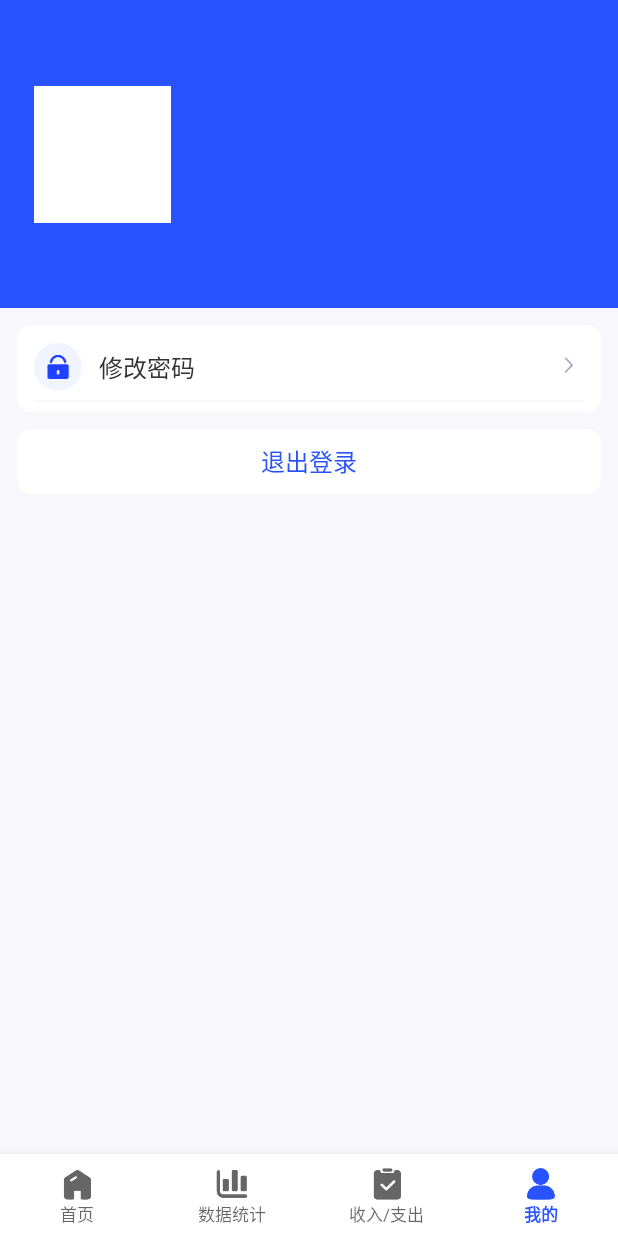
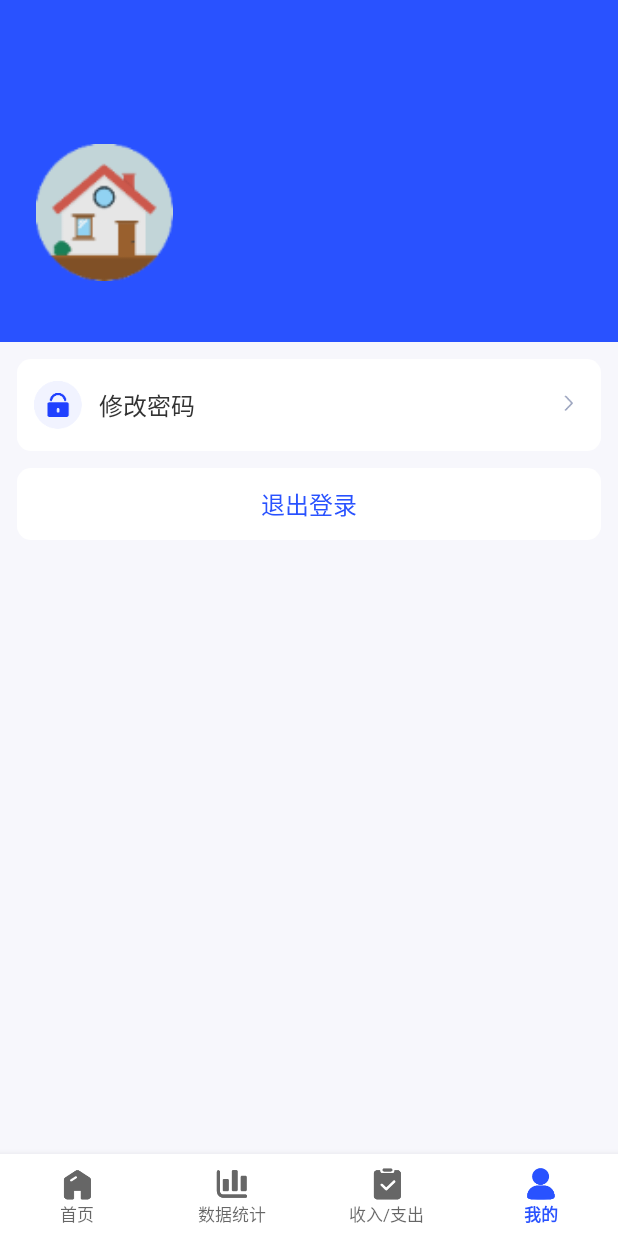
Before and after one commit to wangshyy/FFMS, an Android app: the MineFragment screen opened through its navigation route, on a phone screen of 412 x 824 dp. Run offline under Robolectric (Android 15) with nearby library versions, the phone set to English and light mode, and no system bars; our stand-ins replace Room's generated code, data binding, navigation-ui; libraries missing offline, so code that uses them is left out: com.gyf.immersionbar, com.lxj.xpopup; 4 statements that could not run were skipped.

Commit message:
我的模块开发 1、修改密码 2、退出登录

```diff
--- a/app/src/main/AndroidManifest.xml
+++ b/app/src/main/AndroidManifest.xml
@@ -28,6 +28,10 @@
             android:name=".ui.MainActivity"
             android:exported="true"
             android:screenOrientation="portrait"/>
+        <activity
+            android:name=".ui.mine.modifypassword.ModifyPasswordActivity"
+            android:exported="true"
+            android:screenOrientation="portrait"/>
     </application>
 
 </manifest>
--- a/app/src/main/java/com/wsy/ffms/core/KoinModule.kt
+++ b/app/src/main/java/com/wsy/ffms/core/KoinModule.kt
@@ -1,6 +1,8 @@
 package com.wsy.ffms.core
 
 import com.wsy.ffms.ui.login.LoginViewModel
+import com.wsy.ffms.ui.mine.MineViewModel
+import com.wsy.ffms.ui.mine.modifypassword.ModifyPasswordViewModel
 import com.wsy.ffms.ui.register.RegisterViewModel
 import org.koin.android.ext.koin.androidContext
 import org.koin.androidx.viewmodel.dsl.viewModel
@@ -15,4 +17,6 @@ import org.koin.dsl.module
 val viewModelModule = module {
     viewModel { LoginViewModel(androidContext()) }
     viewModel { RegisterViewModel(androidContext()) }
+    viewModel { MineViewModel() }
+    viewModel { ModifyPasswordViewModel() }
 }
--- a/app/src/main/java/com/wsy/ffms/ui/MainActivity.kt
+++ b/app/src/main/java/com/wsy/ffms/ui/MainActivity.kt
@@ -1,8 +1,11 @@
 package com.wsy.ffms.ui
 
+import android.app.Activity
+import android.os.Build
 import android.util.Log
 import android.view.MenuItem
 import android.view.View
+import android.view.ViewGroup
 import androidx.navigation.findNavController
 import androidx.navigation.fragment.NavHostFragment
 import androidx.navigation.fragment.findNavController
@@ -17,32 +20,49 @@ import com.wsy.ffms.databinding.AcMainBinding
 
 class MainActivity : BaseVMActivity(), View.OnClickListener {
     private val mBinding by binding<AcMainBinding>(R.layout.ac_main)
+
+    companion object {
+        //将view的高度设为状态栏高度
+        fun setStatusBarHeight(view: View, activity: Activity) {
+            if (Build.VERSION.SDK_INT >= Build.VERSION_CODES.KITKAT) {
+                // 获得状态栏高度
+                val resourceId: Int =
+                    activity.resources.getIdentifier("status_bar_height", "dimen", "android")
+                val statusBarHeight = activity.resources.getDimensionPixelSize(resourceId)
+                val layoutParams = view.layoutParams
+                layoutParams.height = statusBarHeight
+                view.layoutParams = layoutParams
+            }
+        }
+    }
+
     override fun initView() {
 
         mBinding.apply {
             onClickListener = this@MainActivity
-            btmNavMain.setOnNavigationItemSelectedListener { item ->
-                when (item.itemId) {
-                    R.id.nav_home, R.id.nav_data_statistics, R.id.nav_income_expenditure -> immersionBar {
-                        fitsSystemWindows(true)  //使用该属性,必须指定状态栏颜色
-                        statusBarColor(R.color.white)
-                        statusBarDarkFont(true)
-                    }
-                    R.id.nav_mine -> immersionBar {
-                        fitsSystemWindows(true)  //使用该属性,必须指定状态栏颜色
-                        statusBarColor(R.color.colorPrimary)
-                        statusBarDarkFont(false)
-                    }
-                }
-                true
-            }
         }
         //绑定navigation与btmNavigationView
         val navHostFragment =
             supportFragmentManager.findFragmentById(R.id.nav_host_fragment) as NavHostFragment
         NavigationUI.setupWithNavController(mBinding.btmNavMain, navHostFragment.navController)
+        navHostFragment.navController.addOnDestinationChangedListener { _, destination, _ ->
+            initStatusBar(destination.id)
+        }
 
+    }
 
+    //初始化状态栏
+    private fun initStatusBar(ids: Int) {
+        when (ids) {
+            R.id.nav_home, R.id.nav_data_statistics, R.id.nav_income_expenditure ->
+                immersionBar {
+                    statusBarDarkFont(true)
+                }
+            R.id.nav_mine ->
+                immersionBar {
+                    statusBarDarkFont(false)
+                }
+        }
     }
 
     override fun initData() {
@@ -54,4 +74,6 @@ class MainActivity : BaseVMActivity(), View.OnClickListener {
     override fun onClick(p0: View?) {
 
     }
+
+
 }
--- a/app/src/main/java/com/wsy/ffms/ui/datastatistics/DataStatisticsFragment.kt
+++ b/app/src/main/java/com/wsy/ffms/ui/datastatistics/DataStatisticsFragment.kt
@@ -3,14 +3,17 @@ package com.wsy.ffms.ui.datastatistics
 import com.wsy.ffms.R
 import com.wsy.ffms.core.base.BaseVMFragment
 import com.wsy.ffms.databinding.FgDataStatisticsBinding
+import com.wsy.ffms.ui.MainActivity
 
 /**
  *  author : wsy
  *  date   : 2023/3/2
  *  desc   : 数据分析模块
  */
-class DataStatisticsFragment: BaseVMFragment<FgDataStatisticsBinding>(R.layout.fg_data_statistics) {
+class DataStatisticsFragment :
+    BaseVMFragment<FgDataStatisticsBinding>(R.layout.fg_data_statistics) {
     override fun initView() {
+        MainActivity.setStatusBarHeight(binding.flStatusBar, requireActivity())
         binding.apply {
 
         }
--- a/app/src/main/java/com/wsy/ffms/ui/home/HomeFragment.kt
+++ b/app/src/main/java/com/wsy/ffms/ui/home/HomeFragment.kt
@@ -3,16 +3,19 @@ package com.wsy.ffms.ui.home
 import com.wsy.ffms.R
 import com.wsy.ffms.core.base.BaseVMFragment
 import com.wsy.ffms.databinding.FgHomeBinding
+import com.wsy.ffms.model.bean.Title
+import com.wsy.ffms.ui.MainActivity
 
 /**
  *  author : wsy
  *  date   : 2023/3/2
  *  desc   : 首页
  */
-class HomeFragment: BaseVMFragment<FgHomeBinding>(R.layout.fg_home) {
+class HomeFragment : BaseVMFragment<FgHomeBinding>(R.layout.fg_home) {
     override fun initView() {
+        MainActivity.setStatusBarHeight(binding.flStatusBar, requireActivity())
         binding.apply {
-
+            title = Title(getString(R.string.home), false) {}
         }
     }
 
--- a/app/src/main/java/com/wsy/ffms/ui/incomeexpenditure/IncomeExpenditureFragment.kt
+++ b/app/src/main/java/com/wsy/ffms/ui/incomeexpenditure/IncomeExpenditureFragment.kt
@@ -3,6 +3,7 @@ package com.wsy.ffms.ui.incomeexpenditure
 import com.wsy.ffms.R
 import com.wsy.ffms.core.base.BaseVMFragment
 import com.wsy.ffms.databinding.FgIncomeExpenditureBinding
+import com.wsy.ffms.ui.MainActivity
 
 /**
  *  author : wsy
@@ -11,6 +12,7 @@ import com.wsy.ffms.databinding.FgIncomeExpenditureBinding
  */
 class IncomeExpenditureFragment: BaseVMFragment<FgIncomeExpenditureBinding>(R.layout.fg_income_expenditure) {
     override fun initView() {
+        MainActivity.setStatusBarHeight(binding.flStatusBar,requireActivity())
         binding.apply {
 
         }
--- a/app/src/main/java/com/wsy/ffms/ui/mine/MineFragment.kt
+++ b/app/src/main/java/com/wsy/ffms/ui/mine/MineFragment.kt
@@ -1,23 +1,59 @@
 package com.wsy.ffms.ui.mine
 
-import com.gyf.immersionbar.ktx.immersionBar
+import android.view.View
+import com.lxj.xpopup.XPopup
 import com.wsy.ffms.R
 import com.wsy.ffms.core.base.BaseVMFragment
+import com.wsy.ffms.core.etx.startKtxActivity
 import com.wsy.ffms.databinding.FgMineBinding
+import com.wsy.ffms.db.AppDataBase
+import com.wsy.ffms.helper.UserHelper
+import com.wsy.ffms.ui.mine.modifypassword.ModifyPasswordActivity
+import org.koin.androidx.viewmodel.ext.android.viewModel
 
 /**
  *  author : wsy
  *  date   : 2023/3/2
  *  desc   : 我的模块
  */
-class MineFragment : BaseVMFragment<FgMineBinding>(R.layout.fg_mine) {
+class MineFragment : BaseVMFragment<FgMineBinding>(R.layout.fg_mine), View.OnClickListener {
+    private val mMineViewModel by viewModel<MineViewModel>()
     override fun initView() {
-        binding.apply {  }
+        binding.apply {
+            onClickListener = this@MineFragment
+            viewModel = mMineViewModel
+        }
     }
 
     override fun initData() {
+        //获取当前登录的user
+        val user = UserHelper.instance.getUser()
+        mMineViewModel.familyName.value = user.userName
     }
 
     override fun startObserve() {
     }
+
+    override fun onClick(v: View) {
+        when (v.id) {
+            //修改密码
+            R.id.tv_modify_pwd -> startKtxActivity<ModifyPasswordActivity>()
+            //登出
+            R.id.tv_logout -> {
+                XPopup.Builder(requireContext())
+                    .isDestroyOnDismiss(true)
+                    .asConfirm(
+                        resources.getString(R.string.logout_reminder),
+                        "",
+                        resources.getString(R.string.common_cancel),
+                        resources.getString(R.string.common_confirm),
+                        {
+                            AppDataBase.instance.getUserDao().userReset()
+                            requireActivity().finish()
+                        },
+                        {}, false, R.layout.dialog_my_confim_popup
+                    ).show()
+            }
+        }
+    }
 }
--- /dev/null
+++ b/app/src/main/java/com/wsy/ffms/ui/mine/MineViewModel.kt
@@ -0,0 +1,13 @@
+package com.wsy.ffms.ui.mine
+
+import androidx.lifecycle.MutableLiveData
+import com.wsy.ffms.core.base.BaseViewModel
+
+/**
+ *  author : wsy
+ *  date   : 2023/3/3
+ *  desc   : 我的模块viewModel
+ */
+class MineViewModel: BaseViewModel() {
+    val familyName = MutableLiveData<String>()  //家庭名称
+}
--- a/app/src/main/res/layout/fg_mine.xml
+++ b/app/src/main/res/layout/fg_mine.xml
@@ -1,40 +1,53 @@
 <?xml version="1.0" encoding="utf-8"?>
-<layout xmlns:tools="http://schemas.android.com/tools"
+<layout xmlns:android="http://schemas.android.com/apk/res/android"
     xmlns:app="http://schemas.android.com/apk/res-auto"
-    xmlns:android="http://schemas.android.com/apk/res/android">
+    xmlns:tools="http://schemas.android.com/tools">
+
+    <data>
+
+        <variable
+            name="onClickListener"
+            type="android.view.View.OnClickListener" />
+
+        <variable
+            name="viewModel"
+            type="com.wsy.ffms.ui.mine.MineViewModel" />
+    </data>
 
     <androidx.constraintlayout.widget.ConstraintLayout
         android:layout_width="match_parent"
-        android:background="@color/color_activity_bg"
-        android:layout_height="match_parent">
+        android:layout_height="match_parent"
+        android:background="@color/color_activity_bg">
 
         <androidx.constraintlayout.widget.ConstraintLayout
             android:id="@+id/cl_title"
             android:layout_width="match_parent"
-            android:layout_height="@dimen/dp_180"
+            android:layout_height="@dimen/dp_200"
             android:background="@color/colorPrimary"
             app:layout_constraintTop_toTopOf="parent">
 
-            <androidx.appcompat.widget.AppCompatImageView
+            <com.google.android.material.imageview.ShapeableImageView
                 android:id="@+id/appCompatImageView"
                 android:layout_width="@dimen/dp_80"
                 android:layout_height="@dimen/dp_80"
-                android:layout_marginStart="@dimen/dp_20"
-                android:background="@color/white"
+                android:layout_marginStart="24dp"
+                android:src="@drawable/icon_default_head_picture"
                 app:layout_constraintBottom_toBottomOf="parent"
                 app:layout_constraintStart_toStartOf="parent"
-                app:layout_constraintTop_toTopOf="parent" />
+                app:layout_constraintTop_toTopOf="parent"
+                app:layout_constraintVertical_bias="0.7" />
 
             <androidx.appcompat.widget.AppCompatTextView
+                android:id="@+id/tv_family_name"
                 android:layout_width="wrap_content"
                 android:layout_height="wrap_content"
+                android:layout_marginStart="@dimen/dp_10"
+                android:text="@{viewModel.familyName}"
                 android:textColor="@color/white"
-                android:text=""
                 android:textSize="@dimen/text_size_20"
-                tools:text="张三的家庭"
-                android:layout_marginStart="@dimen/dp_10"
                 app:layout_constraintStart_toEndOf="@+id/appCompatImageView"
-                app:layout_constraintTop_toTopOf="@+id/appCompatImageView" />
+                app:layout_constraintTop_toTopOf="@+id/appCompatImageView"
+                tools:text="张三的家庭" />
         </androidx.constraintlayout.widget.ConstraintLayout>
 
         <androidx.constraintlayout.widget.ConstraintLayout
@@ -50,17 +63,20 @@
             <androidx.appcompat.widget.AppCompatTextView
                 android:id="@+id/tv_modify_pwd"
                 android:layout_width="match_parent"
-                android:layout_height="@dimen/dp_38"
+                android:layout_height="@dimen/dp_42"
+                android:drawableStart="@drawable/ic_modify_password"
+                android:drawableEnd="@drawable/icon_arraw_right"
+                android:drawablePadding="@dimen/dp_10"
                 android:gravity="center_vertical"
-                android:drawableStart="@drawable/ic_modify_password"
-                android:drawablePadding="@dimen/dp_10"
-                android:drawableEnd="@drawable/icon_arraw_right"
+                android:onClick="@{onClickListener}"
                 android:text="@string/modify_pwd"
                 android:textColor="@color/color_text"
                 android:textSize="@dimen/text_size_14"
                 app:layout_constraintTop_toTopOf="parent" />
+
             <View
                 android:id="@+id/line1"
+                android:visibility="gone"
                 android:layout_width="match_parent"
                 android:layout_height="1dp"
                 android:background="@color/color_activity_bg"
@@ -73,10 +89,11 @@
         <androidx.appcompat.widget.AppCompatTextView
             android:id="@+id/tv_logout"
             android:layout_width="match_parent"
-            android:layout_height="@dimen/dp_38"
+            android:layout_height="@dimen/dp_42"
+            android:layout_margin="@dimen/dp_10"
             android:background="@drawable/shape_box_bg"
             android:gravity="center"
-            android:layout_margin="@dimen/dp_10"
+            android:onClick="@{onClickListener}"
             android:paddingHorizontal="@dimen/dp_10"
             android:text="@string/logout"
             android:textColor="@color/colorPrimary"
--- a/app/src/main/res/menu/menu_btm_nav_main.xml
+++ b/app/src/main/res/menu/menu_btm_nav_main.xml
@@ -5,7 +5,7 @@
     <item
         android:id="@+id/nav_home"
         android:checked="true"
-        android:title="@string/main"
+        android:title="@string/home"
         android:icon="@drawable/selector_main_home"/>
     <item
         android:id="@+id/nav_data_statistics"
--- a/app/src/main/res/values/colors.xml
+++ b/app/src/main/res/values/colors.xml
@@ -12,4 +12,5 @@
     <color name="color_black_333333">#333333</color>
     <color name="color_text">#333333</color>
     <color name="color_activity_bg">#F7F7FC</color>
+    <color name="transparent">#00000000</color>
 </resources>
--- a/app/src/main/res/values/strings.xml
+++ b/app/src/main/res/values/strings.xml
@@ -1,6 +1,11 @@
 <resources>
     <string name="app_name">家庭财务管理系统</string>
     <string name="app_name_debug">家庭财务管理系统（开发）</string>
+
+    <!-- 公用文本 -->
+    <string name="common_confirm">确定</string>
+    <string name="common_cancel">取消</string>
+
     <!-- 登录页 -->
     <string name="family_login">家庭登录</string>
     <string name="family_name_hint">请输入家庭名称</string>
@@ -25,7 +30,7 @@
     <string name="register_success">注册成功</string>
 
     <!-- 菜单 -->
-    <string name="main">首页</string>
+    <string name="home">首页</string>
     <string name="data_statistics">数据统计</string>
     <string name="income_expenditure">收入/支出</string>
     <string name="mine">我的</string>
@@ -33,5 +38,11 @@
     <!-- 我的 -->
     <string name="modify_pwd">修改密码</string>
     <string name="logout">退出登录</string>
+    <string name="old_pwd_hint">请输入旧密码</string>
+    <string name="new_pwd_hint">请输入新密码</string>
+    <string name="modify">修改</string>
+    <string name="modify_success">修改成功</string>
+    <string name="old_pwd_error">旧密码与登录密码不一致</string>
+    <string name="logout_reminder">您确认要退出帐号吗？</string>
 
 </resources>
```
Also changed, not shown: app/src/main/java/com/wsy/ffms/ui/mine/modifypassword/ModifyPasswordActivity.kt (added, +62 -0 lines), app/src/main/java/com/wsy/ffms/ui/mine/modifypassword/ModifyPasswordViewModel.kt (added, +70 -0 lines), app/src/main/res/layout/ac_modify_password.xml (added, +94 -0 lines), app/src/main/res/layout/dialog_my_confim_popup.xml (added, +93 -0 lines), app/src/main/res/layout/fg_data_statistics.xml (+9 -2 lines), app/src/main/res/layout/fg_home.xml (+26 -1 lines), app/src/main/res/layout/fg_income_expenditure.xml (+9 -2 lines), app/src/main/res/drawable-xxxhdpi/icon_default_head_picture.png (added).
